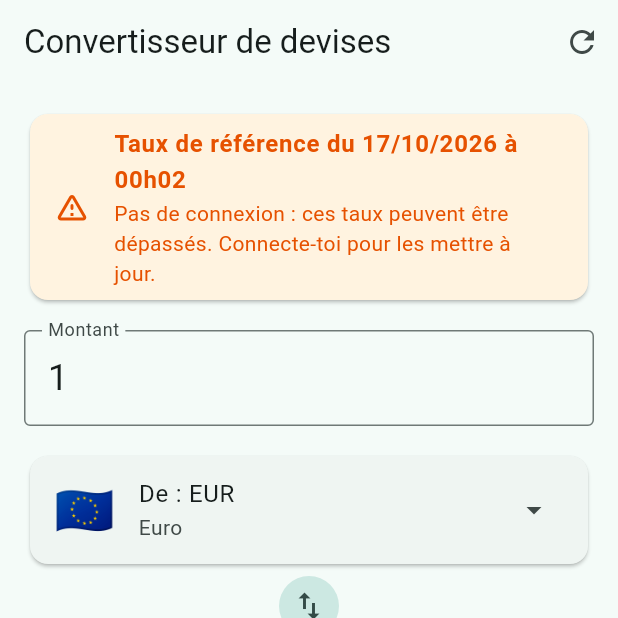
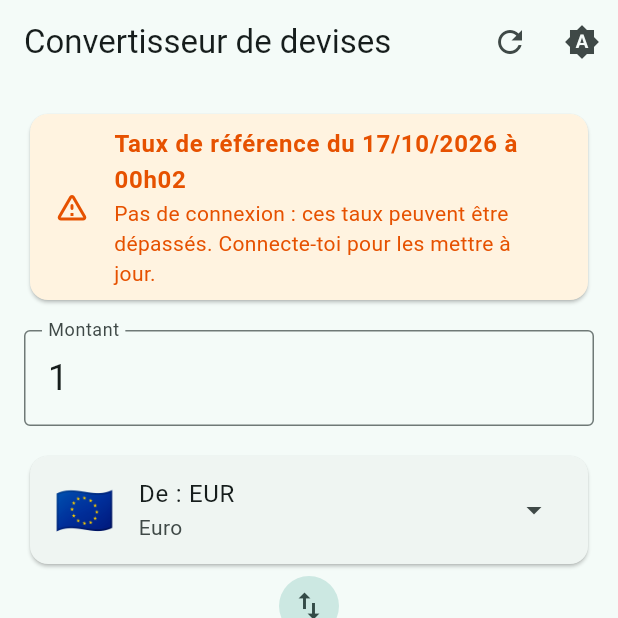
Before and after one commit to PyreCore/MoniFlex, a Flutter app: the screen it shows after launch, on a phone screen of 412 x 824 dp, the top half of it. Run offline on Flutter 3.47's test engine with Material 3 defaults, Android fonts, the phone set to English and light mode, and no system bars; our stand-ins replace fl_chart, shared_preferences, web; network calls fail.

Commit message:
Cours en temps réel façon trading, thème sombre, mention PyreCore
- Carte Évolution : onglet « Temps réel » avec graphique TradingView
  en bougies (FX_IDC, toutes paires, sans volume, heure UTC+1) ;
  l'onglet « Historique » garde la courbe 7/30/90 j hors ligne.
- Choix du thème dans la barre : comme le téléphone, clair ou sombre
  (mémorisé).
- « Application développée par PyreCore » en bas de l'écran,
  README du projet.

Co-Authored-By: Claude Opus 5.5 <noreply@anthropic.com>

```diff
--- a/lib/main.dart
+++ b/lib/main.dart
@@ -12,27 +12,68 @@ import 'widgets/variation_card.dart';
 
 void main() => runApp(const ConvertisseurApp());
 
-class ConvertisseurApp extends StatelessWidget {
+class ConvertisseurApp extends StatefulWidget {
   const ConvertisseurApp({super.key});
+
+  @override
+  State<ConvertisseurApp> createState() => _ConvertisseurAppState();
+}
+
+class _ConvertisseurAppState extends State<ConvertisseurApp> {
+  static const _themeKey = 'themeMode';
+
+  ThemeMode _themeMode = ThemeMode.system;
+
+  @override
+  void initState() {
+    super.initState();
+    SharedPreferences.getInstance().then((prefs) {
+      final saved = prefs.getString(_themeKey);
+      if (!mounted || saved == null) return;
+      setState(
+        () => _themeMode = ThemeMode.values.firstWhere(
+          (m) => m.name == saved,
+          orElse: () => ThemeMode.system,
+        ),
+      );
+    });
+  }
+
+  Future<void> _setThemeMode(ThemeMode mode) async {
+    setState(() => _themeMode = mode);
+    final prefs = await SharedPreferences.getInstance();
+    await prefs.setString(_themeKey, mode.name);
+  }
 
   @override
   Widget build(BuildContext context) {
     return MaterialApp(
-      title: 'Convertisseur de devises',
+      title: 'MoniFlex',
       debugShowCheckedModeBanner: false,
+      themeMode: _themeMode,
       theme: ThemeData(colorSchemeSeed: Colors.teal, useMaterial3: true),
       darkTheme: ThemeData(
         colorSchemeSeed: Colors.teal,
         brightness: Brightness.dark,
         useMaterial3: true,
       ),
-      home: const ConverterPage(),
+      home: ConverterPage(
+        themeMode: _themeMode,
+        onThemeModeChanged: _setThemeMode,
+      ),
     );
   }
 }
 
 class ConverterPage extends StatefulWidget {
-  const ConverterPage({super.key});
+  final ThemeMode themeMode;
+  final ValueChanged<ThemeMode> onThemeModeChanged;
+
+  const ConverterPage({
+    super.key,
+    this.themeMode = ThemeMode.system,
+    required this.onThemeModeChanged,
+  });
 
   @override
   State<ConverterPage> createState() => _ConverterPageState();
@@ -56,6 +97,7 @@ class _ConverterPageState extends State<ConverterPage> {
   RateHistory? _history;
   bool _historyLoading = false;
   int _historyDays = historyPeriods.first;
+  bool _liveChart = true;
 
   @override
   void initState() {
@@ -103,6 +145,7 @@ class _ConverterPageState extends State<ConverterPage> {
     setState(() {
       _from = prefs.getString('from') ?? _from;
       _to = prefs.getString('to') ?? _to;
+      _liveChart = prefs.getBool('liveChart') ?? _liveChart;
       _ensureKnownCurrencies();
     });
   }
@@ -123,6 +166,7 @@ class _ConverterPageState extends State<ConverterPage> {
     final prefs = await SharedPreferences.getInstance();
     await prefs.setString('from', _from);
     await prefs.setString('to', _to);
+    await prefs.setBool('liveChart', _liveChart);
   }
 
   Future<void> _loadRates() async {
@@ -185,6 +229,10 @@ class _ConverterPageState extends State<ConverterPage> {
             icon: const Icon(Icons.refresh),
             tooltip: 'Actualiser les taux',
             onPressed: _loading ? null : _refresh,
+          ),
+          _ThemeMenu(
+            mode: widget.themeMode,
+            onChanged: widget.onThemeModeChanged,
           ),
         ],
       ),
@@ -297,6 +345,11 @@ class _ConverterPageState extends State<ConverterPage> {
             loading: _historyLoading,
             days: _historyDays,
             onDaysChanged: _setHistoryDays,
+            live: _liveChart,
+            onLiveChanged: (live) {
+              setState(() => _liveChart = live);
+              _savePrefs();
+            },
           ),
           const SizedBox(height: 16),
           Text(
@@ -310,8 +363,49 @@ class _ConverterPageState extends State<ConverterPage> {
             textAlign: TextAlign.center,
             style: theme.textTheme.bodySmall,
           ),
+          const SizedBox(height: 24),
+          Text(
+            'Application développée par PyreCore',
+            textAlign: TextAlign.center,
+            style: theme.textTheme.bodySmall?.copyWith(
+              color: theme.colorScheme.onSurfaceVariant,
+              fontWeight: FontWeight.w600,
+            ),
+          ),
         ],
       ),
+    );
+  }
+}
+
+/// Choix du thème : celui du téléphone, clair ou sombre.
+class _ThemeMenu extends StatelessWidget {
+  final ThemeMode mode;
+  final ValueChanged<ThemeMode> onChanged;
+
+  const _ThemeMenu({required this.mode, required this.onChanged});
+
+  static const _options = {
+    ThemeMode.system: ('Comme le téléphone', Icons.brightness_auto),
+    ThemeMode.light: ('Clair', Icons.light_mode),
+    ThemeMode.dark: ('Sombre', Icons.dark_mode),
+  };
+
+  @override
+  Widget build(BuildContext context) {
+    return PopupMenuButton<ThemeMode>(
+      icon: Icon(_options[mode]!.$2),
+      tooltip: 'Thème',
+      initialValue: mode,
+      onSelected: onChanged,
+      itemBuilder: (_) => [
+        for (final e in _options.entries)
+          CheckedPopupMenuItem(
+            value: e.key,
+            checked: e.key == mode,
+            child: Text(e.value.$1),
+          ),
+      ],
     );
   }
 }
--- a/lib/widgets/variation_card.dart
+++ b/lib/widgets/variation_card.dart
@@ -5,6 +5,7 @@ import 'package:flutter/material.dart';
 
 import '../services/history_service.dart';
 import '../utils/format.dart';
+import 'live_chart.dart';
 
 /// Périodes proposées, en jours.
 const historyPeriods = [7, 30, 90];
@@ -22,6 +23,10 @@ class VariationCard extends StatelessWidget {
   final int days;
   final ValueChanged<int> onDaysChanged;
 
+  /// Graphique de cotation en temps réel plutôt que l'historique quotidien.
+  final bool live;
+  final ValueChanged<bool> onLiveChanged;
+
   const VariationCard({
     super.key,
     required this.from,
@@ -30,6 +35,8 @@ class VariationCard extends StatelessWidget {
     required this.loading,
     required this.days,
     required this.onDaysChanged,
+    required this.live,
+    required this.onLiveChanged,
   });
 
   @override
@@ -64,6 +71,53 @@ class VariationCard extends StatelessWidget {
                   ),
               ],
             ),
+            if (liveChartSupported) ...[
+              const SizedBox(height: 12),
+              SegmentedButton<bool>(
+                segments: const [
+                  ButtonSegment(
+                    value: true,
+                    label: Text('Temps réel'),
+                    icon: Icon(Icons.candlestick_chart),
+                  ),
+                  ButtonSegment(
+                    value: false,
+                    label: Text('Historique'),
+                    icon: Icon(Icons.show_chart),
+                  ),
+                ],
+                selected: {live},
+                showSelectedIcon: false,
+                onSelectionChanged: (s) => onLiveChanged(s.first),
+              ),
+            ],
+            if (liveChartSupported && live) ...[
+              if (daily != null) ...[
+                const SizedBox(height: 16),
+                _Change(label: 'Depuis la veille', value: daily),
+              ],
+              const SizedBox(height: 16),
+              if (from == to)
+                const SizedBox(
+                  height: 160,
+                  child: Center(
+                    child: Text('Choisis deux devises différentes.'),
+                  ),
+                )
+              else
+                // Bougies 1 min par défaut ; l'intervalle se change dans la
+                // barre du graphique.
+                SizedBox(
+                  height: 420,
+                  child: LiveChart(from: from, to: to),
+                ),
+              const SizedBox(height: 8),
+              Text(
+                'Cours en direct fournis par TradingView. Sans connexion, '
+                'utilise l\'onglet Historique.',
+                style: theme.textTheme.bodySmall,
+              ),
+            ] else ...[
               const SizedBox(height: 12),
               SegmentedButton<int>(
                 segments: [
@@ -112,6 +166,7 @@ class VariationCard extends StatelessWidget {
                     child: _Chart(series: series, to: to),
                   ),
                 ),
+              ],
             ],
           ],
         ),
--- a/pubspec.yaml
+++ b/pubspec.yaml
@@ -37,6 +37,7 @@ dependencies:
   http: ^1.6.0
   shared_preferences: ^2.5.6
   fl_chart: ^1.2.0
+  web: ^1.1.1
 
 dev_dependencies:
   flutter_test:
```
Also changed, not shown: lib/widgets/live_chart.dart (added, +34 -0 lines), lib/widgets/live_chart_stub.dart (added, +13 -0 lines), lib/widgets/live_chart_web.dart (added, +33 -0 lines), pubspec.lock, 3 other files. Lines whose indentation alone changed are shown as unchanged.
